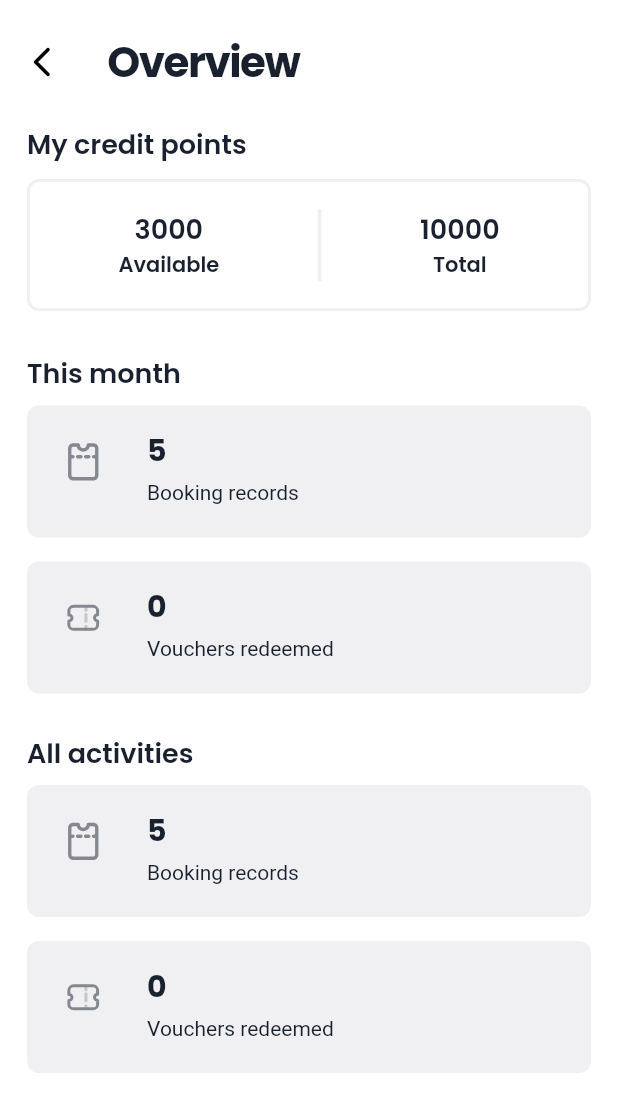
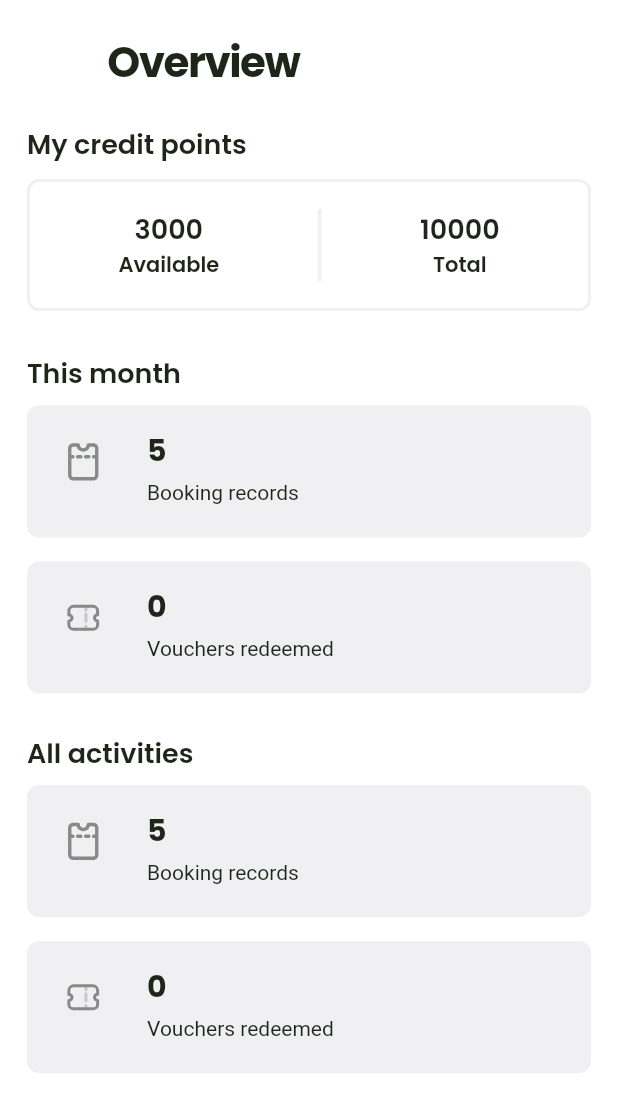
Before and after one commit to Vong3432/Pengo-penger, a Flutter app: the MyHomePage screen opened directly, item 4 of the bottom bar chosen, after a tap on "John Doe", on a phone screen of 412 x 824 dp. Shown: the top 1112 px of the screen. Run offline on Flutter 3.47's test engine with Material 2 defaults, Android fonts, the phone set to English and light mode, and no system bars; our stand-ins replace after_layout, bloc, dio, equatable, firebase_core, firebase_messaging and 7 more; missing offline and left inert: flutter_config; accounts and stored records are empty; network calls fail; Roboto replaces fonts that are missing (Work Sans).

Commit message:
style: Change app theme and add login page

```diff
--- a/lib/config/color.dart
+++ b/lib/config/color.dart
@@ -3,16 +3,16 @@ import 'dart:ui';
 import 'package:flutter/material.dart';
 
 Map<int, Color> color = <int, Color>{
-  50: const Color.fromRGBO(92, 219, 518, .1),
-  100: const Color.fromRGBO(92, 219, 518, .2),
-  200: const Color.fromRGBO(92, 219, 518, .3),
-  300: const Color.fromRGBO(92, 219, 518, .4),
-  400: const Color.fromRGBO(92, 219, 518, .5),
-  500: const Color.fromRGBO(92, 219, 518, .6),
-  600: const Color.fromRGBO(92, 219, 518, .7),
-  700: const Color.fromRGBO(92, 219, 518, .8),
-  800: const Color.fromRGBO(92, 219, 518, .9),
-  900: const Color.fromRGBO(92, 219, 518, 1),
+  50: const Color.fromRGBO(90, 168, 42, .1),
+  100: const Color.fromRGBO(90, 168, 42, .2),
+  200: const Color.fromRGBO(90, 168, 42, .3),
+  300: const Color.fromRGBO(90, 168, 42, .4),
+  400: const Color.fromRGBO(90, 168, 42, .5),
+  500: const Color.fromRGBO(90, 168, 42, .6),
+  600: const Color.fromRGBO(90, 168, 42, .7),
+  700: const Color.fromRGBO(90, 168, 42, .8),
+  800: const Color.fromRGBO(90, 168, 42, .9),
+  900: const Color.fromRGBO(90, 168, 42, 1),
 };
 
 Map<int, Color> text = <int, Color>{
@@ -55,11 +55,11 @@ Map<int, Color> success = <int, Color>{
 };
 
 // Colors
-MaterialColor primaryColor = MaterialColor(0xFF5CDB9E, color);
+MaterialColor primaryColor = MaterialColor(0xFF5AA82A, color);
 MaterialColor dangerColor = MaterialColor(0xFFFA627D, color);
 MaterialColor successColor = MaterialColor(0xFF39BC88, color);
-MaterialColor textColor = MaterialColor(0xFF1A212E, text);
-Color primaryLightColor = const Color(0xFFE1FEF0);
+MaterialColor textColor = MaterialColor(0xFF1E2519, text);
+Color primaryLightColor = const Color(0xFFEDFFE2);
 Color grayTextColor = const Color(0xFF4B5656);
 Color secondaryTextColor = const Color(0xFF727373);
 Color greyBgColor = const Color(0xFFF0F0F3);
@@ -70,7 +70,7 @@ LinearGradient primaryLinear = const LinearGradient(
   begin: Alignment.topLeft,
   end: Alignment.bottomRight,
   colors: <Color>[
-    Color(0xFF5CDB9E),
+    Color(0xFF4E7EFA),
     Color(0xFF49C8C0),
   ],
 );
--- a/lib/config/shadow.dart
+++ b/lib/config/shadow.dart
@@ -14,3 +14,12 @@ List<BoxShadow> normalShadow(ThemeData theme) {
     ),
   ];
 }
+
+List<BoxShadow> bottomBarShadow(ThemeData theme) {
+  return <BoxShadow>[
+    BoxShadow(
+        color: textColor.withOpacity(0.05),
+        offset: const Offset(0, -4),
+        blurRadius: 15),
+  ];
+}
--- a/lib/config/theme.dart
+++ b/lib/config/theme.dart
@@ -8,6 +8,12 @@ ThemeData themeData = ThemeData(
   fontFamily: 'Poppins',
   dividerTheme: DividerThemeData(color: greyBgColor, thickness: 2.5),
   dividerColor: greyBgColor,
+  inputDecorationTheme: InputDecorationTheme(
+    border: OutlineInputBorder(
+        borderSide: BorderSide.none, borderRadius: BorderRadius.circular(8)),
+    filled: true,
+    fillColor: greyBgColor,
+  ),
   textTheme: const TextTheme(
     headline1: TextStyle(
       fontSize: 28,
--- a/lib/const/logo_const.dart
+++ b/lib/const/logo_const.dart
@@ -1,2 +1,2 @@
 const String PREFIX_PATH = 'assets/svg/logo';
-const String GOOCARD_SVG_PATH = PREFIX_PATH + '/goocard.svg';
+const String PENGO_SVG_PATH = PREFIX_PATH + '/pengo.svg';
--- a/lib/main.dart
+++ b/lib/main.dart
@@ -23,7 +23,7 @@ class MyApp extends StatelessWidget {
   @override
   Widget build(BuildContext context) {
     return MaterialApp(
-      title: 'Pengo',
+      title: 'Penger',
       theme: themeData,
       home: const Splash(),
     );
--- a/lib/ui/auth/login_view.dart
+++ b/lib/ui/auth/login_view.dart
@@ -1,4 +1,11 @@
 import 'package:flutter/material.dart';
+import 'package:penger/config/color.dart';
+import 'package:penger/config/shadow.dart';
+import 'package:penger/const/space_const.dart';
+import 'package:penger/helpers/theme/custom_font.dart';
+import 'package:penger/ui/widgets/button/custom_button.dart';
+import 'package:penger/ui/widgets/input/custom_textfield.dart';
+import 'package:penger/ui/widgets/layout/sliver_body.dart';
 
 class LoginPage extends StatefulWidget {
   const LoginPage({Key? key}) : super(key: key);
@@ -11,9 +18,134 @@ class LoginPageState extends State<LoginPage> {
   @override
   Widget build(BuildContext context) {
     return Scaffold(
-      body: Center(
-        child: Text("Login"),
+      body: CustomScrollView(
+        physics: const NeverScrollableScrollPhysics(),
+        slivers: <Widget>[
+          CustomSliverBody(content: <Widget>[
+            Container(
+              width: MediaQuery.of(context).size.width,
+              height: MediaQuery.of(context).size.height,
+              decoration: BoxDecoration(
+                color: primaryLightColor,
+                // gradient: primaryLinear,
+              ),
+              child: Column(
+                children: <Widget>[
+                  _buildHeader(),
+                  _buildContent(context),
+                ],
+              ),
+            ),
+          ])
+        ],
+      ),
+    );
+  }
+
+  Widget _buildContent(BuildContext context) {
+    return Expanded(
+      child: Container(
+        decoration: BoxDecoration(
+          color: whiteColor,
+          boxShadow: bottomBarShadow(Theme.of(context)),
+          borderRadius: const BorderRadius.only(
+            topLeft: Radius.circular(50),
+            topRight: Radius.circular(50),
+          ),
+        ),
+        padding: const EdgeInsets.all(18),
+        child: Column(
+          crossAxisAlignment: CrossAxisAlignment.start,
+          children: <Widget>[
+            const SizedBox(
+              height: SECTION_GAP_HEIGHT,
+            ),
+            const CustomTextField(
+              label: "Phone",
+              hintText: "012-3456789",
+            ),
+            const CustomTextField(
+              obsecureText: true,
+              label: "Password",
+              hintText: "Password",
+            ),
+            const SizedBox(
+              height: SECTION_GAP_HEIGHT * 2,
+            ),
+            CustomButton(
+              onPressed: () {
+                debugPrint("Login");
+              },
+              text: Text(
+                "Sign In",
+                style: PengoStyle.subtitle(context).copyWith(
+                  color: whiteColor,
+                ),
+              ),
+            ),
+            const SizedBox(
+              height: SECTION_GAP_HEIGHT,
+            ),
+            Row(
+              mainAxisAlignment: MainAxisAlignment.center,
+              children: <Widget>[
+                Text(
+                  "Don't have an account? ",
+                  style: PengoStyle.subtitle(context),
+                ),
+                GestureDetector(
+                  child: Text(
+                    "Register here",
+                    style: PengoStyle.subtitle(context).copyWith(
+                      fontWeight: FontWeight.bold,
+                    ),
+                  ),
+                ),
+              ],
+            )
+          ],
+        ),
       ),
     );
   }
 }
+
+class _buildHeader extends StatelessWidget {
+  const _buildHeader({
+    Key? key,
+  }) : super(key: key);
+
+  @override
+  Widget build(BuildContext context) {
+    return Column(
+      crossAxisAlignment: CrossAxisAlignment.start,
+      children: <Widget>[
+        Stack(children: [
+          Container(
+            padding: const EdgeInsets.all(18),
+            width: double.infinity,
+            height: 250,
+            child: SafeArea(
+              child: Column(
+                crossAxisAlignment: CrossAxisAlignment.start,
+                mainAxisAlignment: MainAxisAlignment.center,
+                children: <Widget>[
+                  Text("Sign-in", style: PengoStyle.navigationTitle(context)),
+                  const SizedBox(
+                    height: SECTION_GAP_HEIGHT - 10,
+                  ),
+                  Text(
+                    "Start managing booking slot of your biz in the app right now.",
+                    style: PengoStyle.title2(context).copyWith(
+                      fontWeight: FontWeight.w600,
+                    ),
+                  ),
+                ],
+              ),
+            ),
+          ),
+        ]),
+      ],
+    );
+  }
+}
--- /dev/null
+++ b/lib/ui/widgets/input/custom_textfield.dart
@@ -0,0 +1,53 @@
+import 'package:flutter/material.dart';
+import 'package:penger/const/space_const.dart';
+import 'package:penger/helpers/theme/custom_font.dart';
+
+class CustomTextField extends StatelessWidget {
+  const CustomTextField({
+    Key? key,
+    required this.label,
+    required this.hintText,
+    this.onChanged,
+    this.obsecureText,
+    this.readOnly,
+    this.inputType,
+    this.inputAction,
+  }) : super(key: key);
+
+  final String label;
+  final String hintText;
+  final void Function(String value)? onChanged;
+  final bool? obsecureText;
+  final bool? readOnly;
+  final TextInputType? inputType;
+  final TextInputAction? inputAction;
+
+  @override
+  Widget build(BuildContext context) {
+    return Column(
+      crossAxisAlignment: CrossAxisAlignment.start,
+      children: <Widget>[
+        Text(
+          label,
+          style: PengoStyle.title2(context).copyWith(
+            fontWeight: FontWeight.bold,
+          ),
+        ),
+        const SizedBox(
+          height: 10,
+        ),
+        TextField(
+          obscureText: obsecureText ?? false,
+          onChanged: onChanged,
+          readOnly: readOnly ?? false,
+          textInputAction: inputAction,
+          keyboardType: inputType,
+          decoration: InputDecoration(hintText: hintText),
+        ),
+        const SizedBox(
+          height: SECTION_GAP_HEIGHT,
+        ),
+      ],
+    );
+  }
+}
--- a/pubspec.yaml
+++ b/pubspec.yaml
@@ -38,6 +38,7 @@ dependencies:
   flutter_config: ^2.0.0
   flutter_local_notifications: ^6.0.0
   flutter_svg: ^0.22.0
+  form_validator: ^0.1.7
   geolocator: ^7.2.0+1
   google_maps_flutter: ^2.0.6
   intl: ^0.17.0
```
Also changed, not shown: assets/svg/logo/pengo.svg (added), pubspec.lock, 14 other files.
